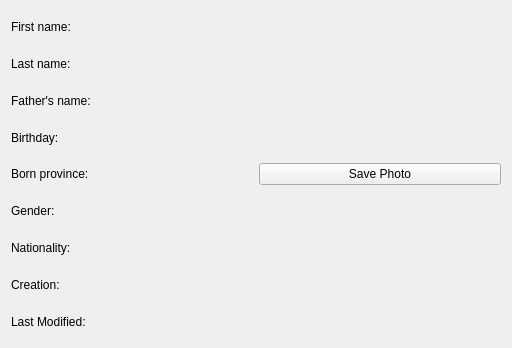
Before: the Qt Designer form gui/infoviewer.ui in amirmohsen1384/DataBox, drawn with Qt 5.
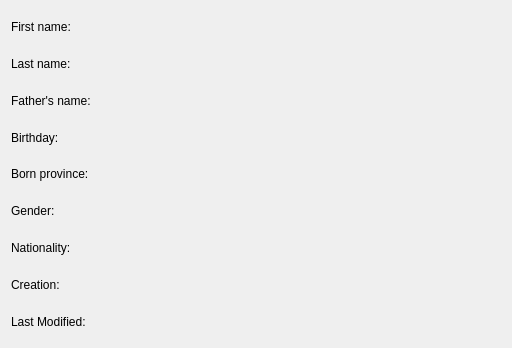
After: the same form once the commit is applied.

Commit message:
Applied some changes to "InfoViewer"
1- The viewer now inherites from QDialog
2- Removed the button to save shown photo

Diff of the .ui file:
```diff
--- a/gui/infoviewer.ui
+++ b/gui/infoviewer.ui
@@ -1,7 +1,7 @@
 <?xml version="1.0" encoding="UTF-8"?>
 <ui version="4.0">
  <class>InfoViewer</class>
- <widget class="QWidget" name="InfoViewer">
+ <widget class="QDialog" name="InfoViewer">
   <property name="geometry">
    <rect>
     <x>0</x>
@@ -144,17 +144,6 @@
      </item>
     </layout>
    </item>
-   <item>
-    <layout class="QVBoxLayout" name="layoutPhoto">
-     <item>
-      <widget class="QPushButton" name="buttonSavePhoto">
-       <property name="text">
-        <string>Save Photo</string>
-       </property>
-      </widget>
-     </item>
-    </layout>
-   </item>
   </layout>
  </widget>
  <resources/>
```
Left out of the diff: 2 changed lines with no effect on the pictures. The commit also changes 2 other files.
